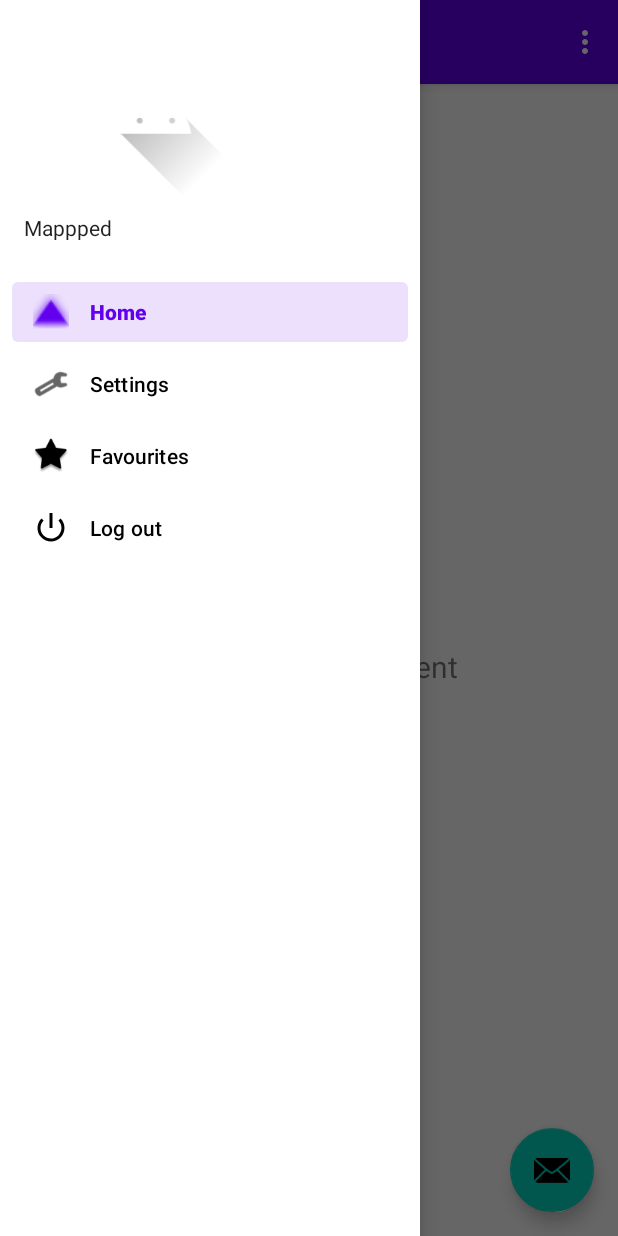
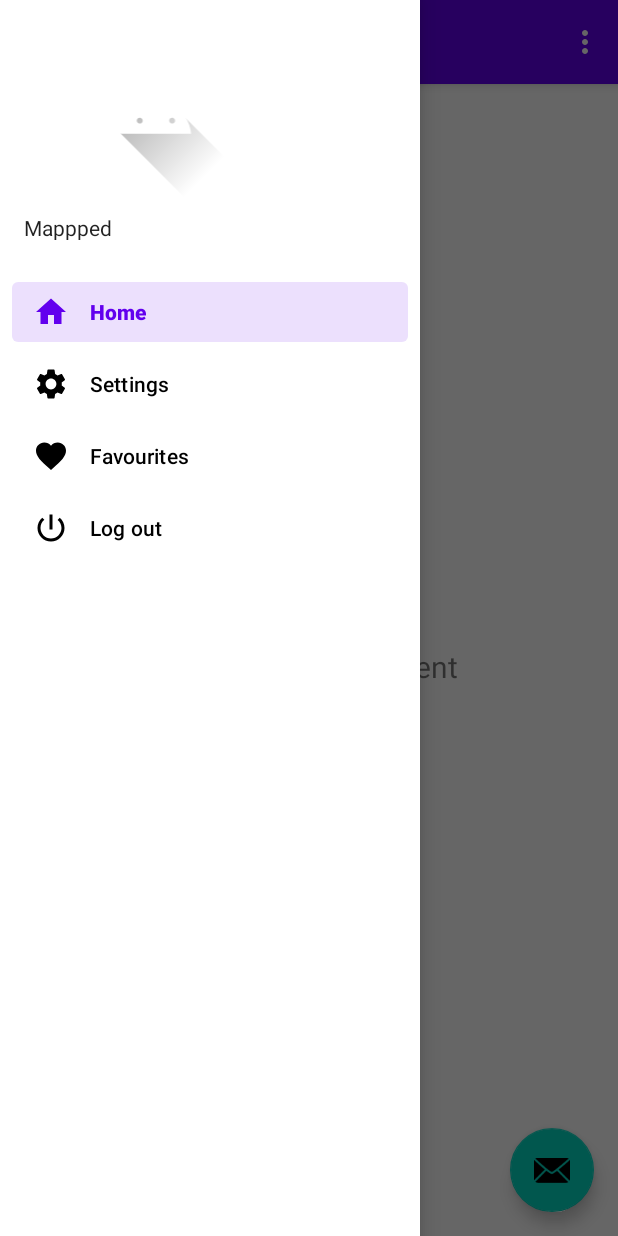
Before and after one commit to arnold-bunu/Mapped_V6, an Android app: the navActivity screen opened directly, with no data from a screen before it, with the side drawer open, on a phone screen of 412 x 824 dp. Run offline under Robolectric (Android 15) with nearby library versions, the phone set to English and light mode, and no system bars; our stand-ins replace navigation-ui.

Commit message:
nav bar commit

```diff
--- /dev/null
+++ b/app/src/main/res/drawable/ic_favorite.xml
@@ -0,0 +1,5 @@
+<vector android:height="32dp" android:tint="#1464F6"
+    android:viewportHeight="24" android:viewportWidth="24"
+    android:width="32dp" xmlns:android="http://schemas.android.com/apk/res/android">
+    <path android:fillColor="@android:color/white" android:pathData="M12,21.35l-1.45,-1.32C5.4,15.36 2,12.28 2,8.5 2,5.42 4.42,3 7.5,3c1.74,0 3.41,0.81 4.5,2.09C13.09,3.81 14.76,3 16.5,3 19.58,3 22,5.42 22,8.5c0,3.78 -3.4,6.86 -8.55,11.54L12,21.35z"/>
+</vector>
--- /dev/null
+++ b/app/src/main/res/drawable/ic_home.xml
@@ -0,0 +1,5 @@
+<vector android:height="32dp" android:tint="#1464F6"
+    android:viewportHeight="24" android:viewportWidth="24"
+    android:width="32dp" xmlns:android="http://schemas.android.com/apk/res/android">
+    <path android:fillColor="@android:color/white" android:pathData="M10,20v-6h4v6h5v-8h3L12,3 2,12h3v8z"/>
+</vector>
--- /dev/null
+++ b/app/src/main/res/drawable/ic_logout.xml
@@ -0,0 +1,5 @@
+<vector android:height="32dp" android:tint="#1464F6"
+    android:viewportHeight="24" android:viewportWidth="24"
+    android:width="32dp" xmlns:android="http://schemas.android.com/apk/res/android">
+    <path android:fillColor="@android:color/white" android:pathData="M13,3h-2v10h2L13,3zM17.83,5.17l-1.42,1.42C17.99,7.86 19,9.81 19,12c0,3.87 -3.13,7 -7,7s-7,-3.13 -7,-7c0,-2.19 1.01,-4.14 2.58,-5.42L6.17,5.17C4.23,6.82 3,9.26 3,12c0,4.97 4.03,9 9,9s9,-4.03 9,-9c0,-2.74 -1.23,-5.18 -3.17,-6.83z"/>
+</vector>
--- /dev/null
+++ b/app/src/main/res/drawable/ic_settings_32.xml
@@ -0,0 +1,5 @@
+<vector android:height="32dp" android:tint="#1464F6"
+    android:viewportHeight="24" android:viewportWidth="24"
+    android:width="32dp" xmlns:android="http://schemas.android.com/apk/res/android">
+    <path android:fillColor="@android:color/white" android:pathData="M19.14,12.94c0.04,-0.3 0.06,-0.61 0.06,-0.94c0,-0.32 -0.02,-0.64 -0.07,-0.94l2.03,-1.58c0.18,-0.14 0.23,-0.41 0.12,-0.61l-1.92,-3.32c-0.12,-0.22 -0.37,-0.29 -0.59,-0.22l-2.39,0.96c-0.5,-0.38 -1.03,-0.7 -1.62,-0.94L14.4,2.81c-0.04,-0.24 -0.24,-0.41 -0.48,-0.41h-3.84c-0.24,0 -0.43,0.17 -0.47,0.41L9.25,5.35C8.66,5.59 8.12,5.92 7.63,6.29L5.24,5.33c-0.22,-0.08 -0.47,0 -0.59,0.22L2.74,8.87C2.62,9.08 2.66,9.34 2.86,9.48l2.03,1.58C4.84,11.36 4.8,11.69 4.8,12s0.02,0.64 0.07,0.94l-2.03,1.58c-0.18,0.14 -0.23,0.41 -0.12,0.61l1.92,3.32c0.12,0.22 0.37,0.29 0.59,0.22l2.39,-0.96c0.5,0.38 1.03,0.7 1.62,0.94l0.36,2.54c0.05,0.24 0.24,0.41 0.48,0.41h3.84c0.24,0 0.44,-0.17 0.47,-0.41l0.36,-2.54c0.59,-0.24 1.13,-0.56 1.62,-0.94l2.39,0.96c0.22,0.08 0.47,0 0.59,-0.22l1.92,-3.32c0.12,-0.22 0.07,-0.47 -0.12,-0.61L19.14,12.94zM12,15.6c-1.98,0 -3.6,-1.62 -3.6,-3.6s1.62,-3.6 3.6,-3.6s3.6,1.62 3.6,3.6S13.98,15.6 12,15.6z"/>
+</vector>
--- a/app/src/main/res/menu/activity_main_drawer.xml
+++ b/app/src/main/res/menu/activity_main_drawer.xml
@@ -6,19 +6,19 @@
     <group android:checkableBehavior="single">
         <item
             android:id="@+id/nav_home"
-            android:icon="@android:drawable/arrow_up_float"
+            android:icon="@drawable/ic_home"
             android:title="@string/menu_home" />
         <item
             android:id="@+id/nav_settings"
-            android:icon="@android:drawable/ic_menu_manage"
+            android:icon="@drawable/ic_settings_32"
             android:title="@string/menu_settings" />
         <item
             android:id="@+id/nav_favourites"
-            android:icon="@android:drawable/star_big_on"
+            android:icon="@drawable/ic_favorite"
             android:title="@string/menu_favourites" />
         <item
             android:id="@+id/nav_logout"
-            android:icon="@android:drawable/ic_lock_power_off"
+            android:icon="@drawable/ic_logout"
             android:title="@string/menu_logout" />
     </group>
 </menu>
```
